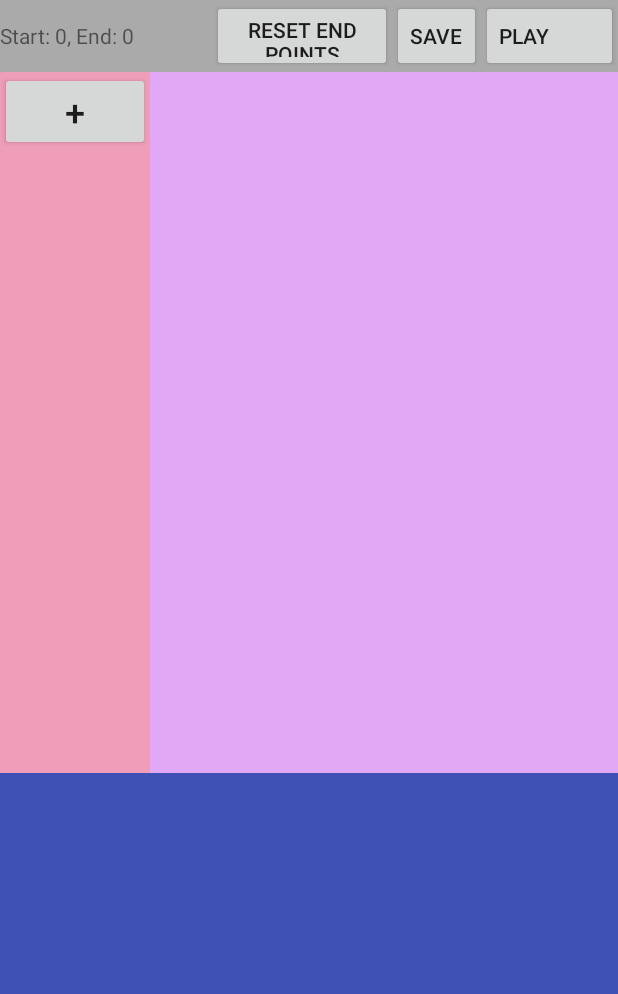
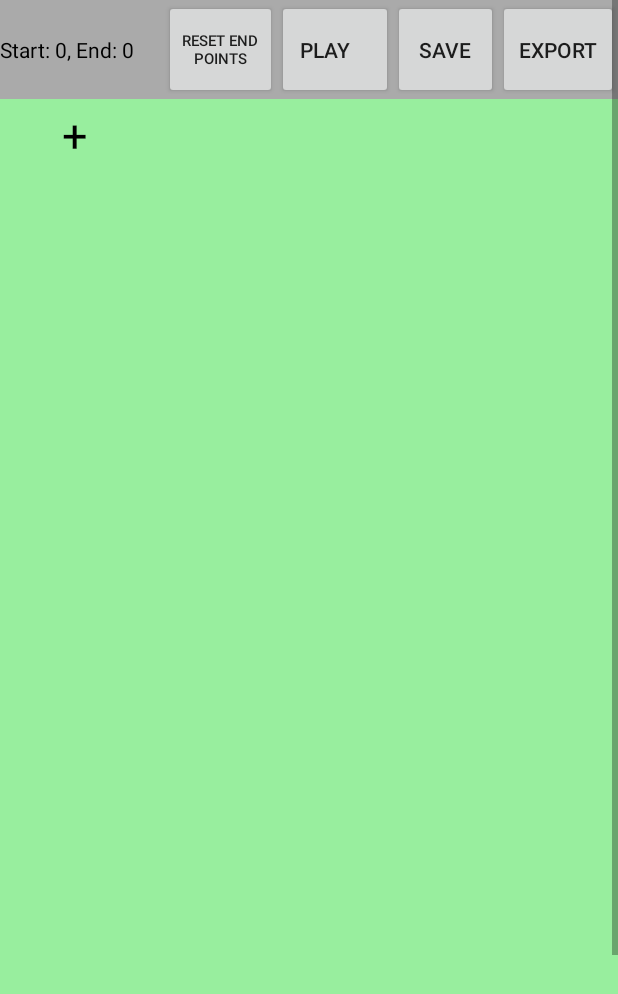
Before and after one commit to atadjiki/LoopSequencer, an Android app: the layout timeline_layout.xml on its own in the app's theme, with its tools: preview values and no code run, on a phone screen of 412 x 824 dp. Shown: the top 994 px of the screen. Run offline under Robolectric (Android 15) with nearby library versions, the phone set to English and light mode, and no system bars.

Commit message:
Final Update!
* Fixed sound delay
* fixed empty name on load
* fixed play MP3 from disk
*fixed swap instrument
* added export button

TODO: email mp3

```diff
--- a/LoopSequencer/app/src/main/java/edu/utah/arashtadjiki/loopsequencer/LoadTimelineFragment.java
+++ b/LoopSequencer/app/src/main/java/edu/utah/arashtadjiki/loopsequencer/LoadTimelineFragment.java
@@ -40,6 +40,7 @@ public class LoadTimelineFragment extends Fragment implements ListAdapter, Adapt
     @Override
     public View onCreateView(LayoutInflater inflater, @Nullable ViewGroup container, @Nullable Bundle savedInstanceState) {
 
+        getActivity().setTitle("Load Timeline");
         _rootLayout = new LinearLayout(getContext());
         _rootLayout.setOrientation(LinearLayout.VERTICAL);
         _rootLayout.setBackgroundColor(Color.DKGRAY);
--- a/LoopSequencer/app/src/main/java/edu/utah/arashtadjiki/loopsequencer/NewTimelineFragment.java
+++ b/LoopSequencer/app/src/main/java/edu/utah/arashtadjiki/loopsequencer/NewTimelineFragment.java
@@ -37,6 +37,7 @@ public class NewTimelineFragment extends Fragment implements View.OnClickListene
     @Override
     public View onCreateView(LayoutInflater inflater, @Nullable ViewGroup container, @Nullable Bundle savedInstanceState) {
 
+        getActivity().setTitle("Create New Project");
         _rootLayout = new LinearLayout(getContext());
         _rootLayout.setOrientation(LinearLayout.VERTICAL);
         _rootLayout.setGravity(Gravity.CENTER);
@@ -72,6 +73,7 @@ public class NewTimelineFragment extends Fragment implements View.OnClickListene
 
         Log.i("Debug", "Creating Game");
         String projectname = nameField.getText().toString().trim().toLowerCase();
+        if(projectname.isEmpty()) projectname = "Default";
         Intent showTimelineIntent = new Intent();
         Timeline timeline = new Timeline(projectname);
         Bundle bundle = new Bundle(1);
--- a/LoopSequencer/app/src/main/java/edu/utah/arashtadjiki/loopsequencer/SendMp3Fragment.java
+++ b/LoopSequencer/app/src/main/java/edu/utah/arashtadjiki/loopsequencer/SendMp3Fragment.java
@@ -31,6 +31,7 @@ public class SendMp3Fragment extends Fragment implements View.OnClickListener {
     @Override
     public View onCreateView(LayoutInflater inflater, @Nullable ViewGroup container, @Nullable Bundle savedInstanceState) {
 
+        getActivity().setTitle("Send MP3");
         _rootLayout = new LinearLayout(getContext());
         _rootLayout.setOrientation(LinearLayout.VERTICAL);
         _rootLayout.setDividerPadding(100);
@@ -63,6 +64,7 @@ public class SendMp3Fragment extends Fragment implements View.OnClickListener {
     public void onClick(View v) {
 
         Log.i("Debug", "Sending MP3");
+
     }
 
     public static SendMp3Fragment newInstance() {
--- a/LoopSequencer/app/src/main/res/layout/timeline_layout.xml
+++ b/LoopSequencer/app/src/main/res/layout/timeline_layout.xml
@@ -1,5 +1,6 @@
 <?xml version="1.0" encoding="utf-8"?>
 <LinearLayout xmlns:android="http://schemas.android.com/apk/res/android"
+    xmlns:tools="http://schemas.android.com/tools"
     android:layout_width="match_parent"
     android:layout_height="match_parent"
     android:orientation="vertical">
@@ -19,7 +20,7 @@
             <LinearLayout
                 android:orientation="horizontal"
                 android:layout_width="match_parent"
-                android:layout_height="wrap_content"
+                android:layout_height="66dp"
                 android:id="@+id/toolBar"
                 android:background="@android:color/darker_gray"
                 android:layout_gravity="bottom|center_horizontal">
@@ -29,53 +30,64 @@
                     android:layout_width="wrap_content"
                     android:layout_height="wrap_content"
                     android:id="@+id/start_end"
-                    android:layout_weight="1.26" />
+                    android:layout_weight="1.26"
+                    tools:textColor="@android:color/background_dark" />
 
                 <Button
                     android:text="Reset End Points"
-                    android:layout_width="120dp"
+                    android:layout_width="75dp"
                     android:layout_height="match_parent"
                     android:id="@+id/reset_start_end"
-                    style="@style/Widget.AppCompat.Button.Small" />
+                    style="@style/Widget.AppCompat.Button.Small"
+                    android:textSize="10sp" />
 
                 <Button
-                    android:text="Save"
-                    android:layout_width="wrap_content"
                     android:layout_height="match_parent"
-                    android:id="@+id/save_button"
-                    style="@style/Widget.AppCompat.Button.Small" />
-
-                <Button
-                    android:text="Play"
-                    android:layout_height="wrap_content"
                     android:id="@+id/playButton"
                     android:layout_weight="1"
                     android:gravity="left|center_vertical"
-                    android:layout_width="50dp"
                     android:maxWidth="6060dp"
-                    style="@style/Base.Widget.AppCompat.Button.Small" />
+                    style="@style/Base.Widget.AppCompat.Button.Small"
+                    android:textSize="14sp"
+                    android:layout_width="wrap_content"
+                    android:text=" Play" />
+
+                <Button
+                    android:layout_height="match_parent"
+                    android:id="@+id/save_button"
+                    style="@style/Widget.AppCompat.Button.Small"
+                    tools:text="Save"
+                    android:layout_width="70dp" />
+
+                <Button
+                    android:text="Export"
+                    android:layout_width="80dp"
+                    android:layout_height="match_parent"
+                    android:id="@+id/export_button" />
 
             </LinearLayout>
 
             <LinearLayout
                 android:orientation="horizontal"
                 android:layout_width="match_parent"
-                android:layout_height="467dp"
-                android:id="@+id/workSpace">
+                android:id="@+id/workSpace"
+                android:layout_height="1000dp">
 
                 <LinearLayout
                     android:orientation="vertical"
                     android:layout_width="100dp"
                     android:layout_height="match_parent"
-                    android:background="@color/colorAccent"
+                    android:background="?android:attr/statusBarColor"
                     android:id="@+id/track_Layout">
 
                     <Button
-                        android:text="+"
                         android:layout_width="match_parent"
                         android:layout_height="wrap_content"
                         android:id="@+id/add_track_button"
-                        android:textSize="24sp" />
+                        style="@android:style/Widget.Button"
+                        android:background="@android:color/transparent"
+                        android:text="+"
+                        android:textSize="30sp" />
                 </LinearLayout>
 
                 <HorizontalScrollView
--- a/LoopSequencer/app/src/main/res/values/colors.xml
+++ b/LoopSequencer/app/src/main/res/values/colors.xml
@@ -1,6 +1,6 @@
 <?xml version="1.0" encoding="utf-8"?>
 <resources>
     <color name="colorPrimary">#3f51b5</color>
-    <color name="colorPrimaryDark">#e0a8f5</color>
-    <color name="colorAccent">#ef9db9</color>
+    <color name="colorPrimaryDark">#98ee9e</color>
+    <color name="colorAccent">#90f07d</color>
 </resources>
```
Also changed, not shown: LoopSequencer/app/src/main/java/edu/utah/arashtadjiki/loopsequencer/BrowseMP3Fragment.java (+97 -55 lines), LoopSequencer/app/src/main/java/edu/utah/arashtadjiki/loopsequencer/EntryActivity.java (+10 -40 lines), LoopSequencer/app/src/main/java/edu/utah/arashtadjiki/loopsequencer/TimelineActivity.java (+62 -0 lines), LoopSequencer/app/src/main/java/edu/utah/arashtadjiki/loopsequencer/TimelineController.java (+0 -72 lines), LoopSequencer/app/src/main/res/layout/activity_entry.xml (deleted, +0 -17 lines), LoopSequencer/app/src/main/res/layout/entry_layout.xml (added, +37 -0 lines), 1 other file.
